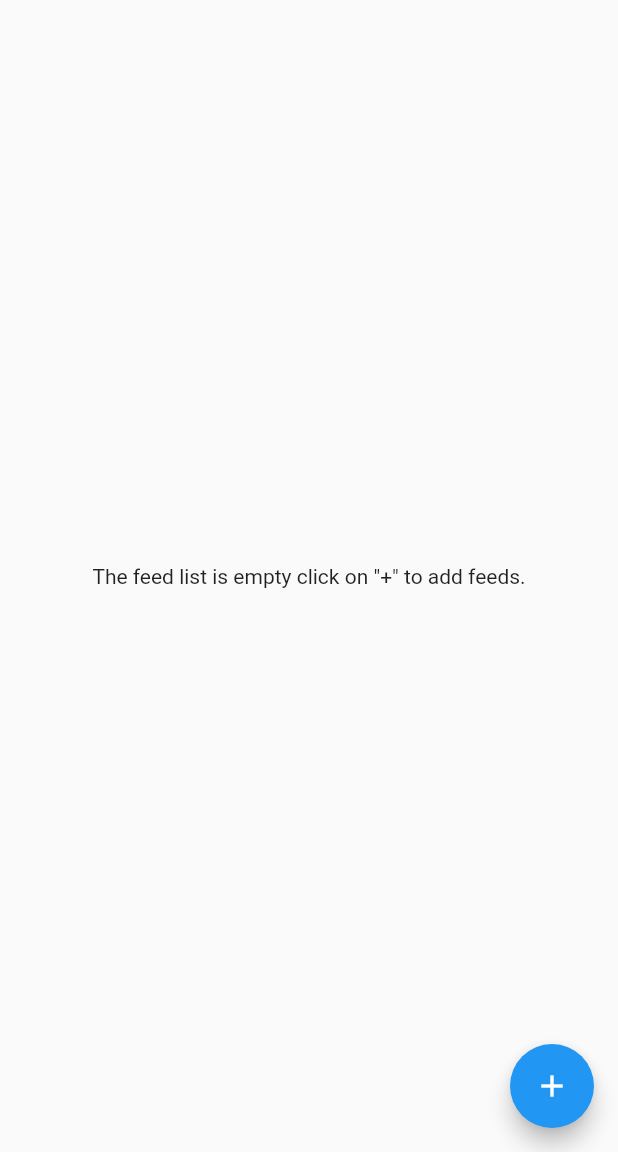
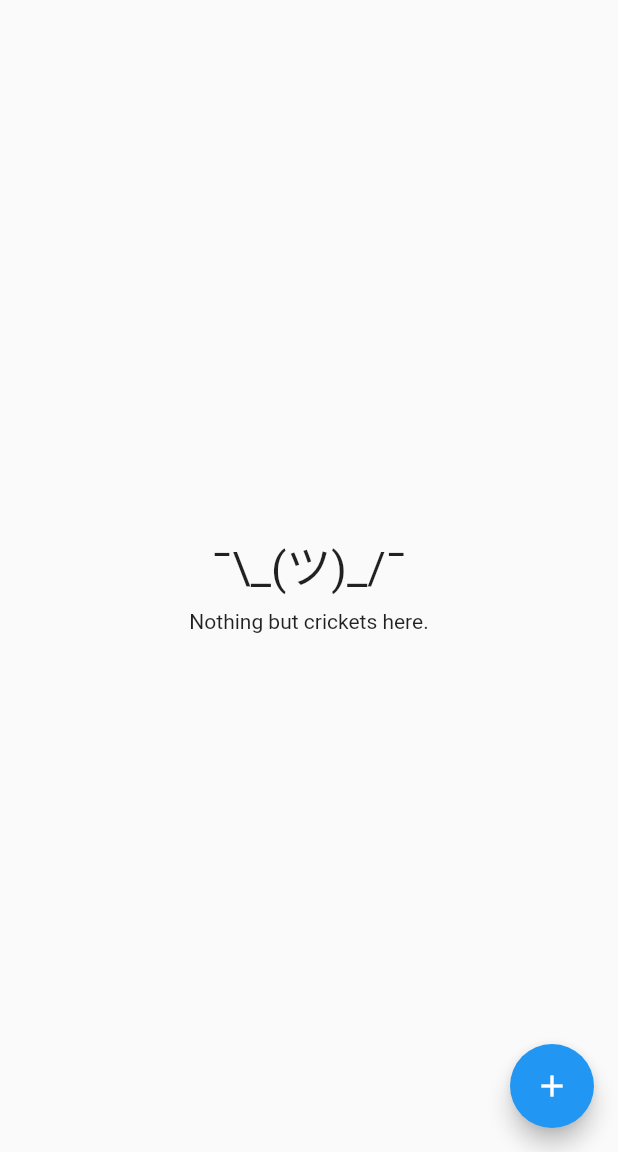
Before and after one commit to sahilarora3117/freeder, a Flutter app: the screen it shows after launch, on a phone screen of 412 x 824 dp, the part 84-1236 px from its top. Run offline on Flutter 3.47's test engine with Material 2 defaults, Android fonts, the phone set to English and light mode, and no system bars; our stand-ins replace flutter_html, flutter_slidable, scrollable_positioned_list, share_plus, shared_preferences, sqflite and 1 more; missing offline and left inert: flutter_share, webfeed; accounts and stored records are empty.

Commit message:
code cleanup for feed_list_page, added a controller

```diff
--- /dev/null
+++ b/lib/controllers/feed_list_page_controller.dart
@@ -0,0 +1,27 @@
+import 'package:flutter/material.dart';
+import 'package:freeder/data/database.dart';
+import 'package:freeder/model/feedListModel.dart';
+
+class FeedListPageController {
+  FeedListPageController._();
+  static final FeedListPageController controller = FeedListPageController._();
+  List<feedListModelfinal> _feedList = [];
+
+  Future<List<feedListModelfinal>> getFeedList() async {
+    _feedList = await DBProvider.db.feeds();
+    return _feedList;
+  }
+
+  deleteFeed(feedID) async {
+    await DBProvider.db.deleteFeed(feedID);
+  }
+
+  navigateTo(BuildContext context, Widget route) {
+    Navigator.push(
+      context,
+      MaterialPageRoute(
+        builder: (context) => route,
+      ),
+    );
+  }
+}
--- a/lib/ui/pages/feed_list_page.dart
+++ b/lib/ui/pages/feed_list_page.dart
@@ -1,11 +1,14 @@
 import 'package:flutter/material.dart';
-import '../../feed.dart';
+// Pages
 import 'add_feed_page.dart';
 import 'settings_page.dart';
-import 'package:url_launcher/url_launcher.dart';
 import 'saved_posts_page.dart';
-import '../../data/database.dart';
+// Shared
+import 'package:freeder/ui/shared/feed_tile.dart';
+import 'package:freeder/ui/shared/nothing_to_show.dart';
+// Models
 import '../../model/feedListModel.dart';
+import 'package:freeder/controllers/feed_list_page_controller.dart';
 
 class FeedPage extends StatefulWidget {
   const FeedPage({Key? key}) : super(key: key);
@@ -16,25 +19,21 @@ class FeedPage extends StatefulWidget {
 
 class _FeedPageState extends State<FeedPage> {
   List<feedListModelfinal> feedList = [];
-  String feedListState = "ns";
-  getList() async {
-    setState(() {
-      feedListState = "ns";
-    });
-    List<feedListModelfinal> localFeed = await DBProvider.db.feeds();
+  bool feedListState = false;
+
+  _refresh() async {
+    List<feedListModelfinal> localFeed =
+        await FeedListPageController.controller.getFeedList();
     setState(() {
       feedList = localFeed;
-      feedListState = "st";
+      feedListState = true;
     });
   }
 
+  @override
   void initState() {
     super.initState();
-    getList();
-  }
-
-  void urlLaunch(url) async {
-    if (!await launchUrl(Uri.parse(url))) throw 'Could not launch $url';
+    _refresh();
   }
 
   @override
@@ -48,12 +47,8 @@ class _FeedPageState extends State<FeedPage> {
             padding: const EdgeInsets.only(right: 20.0),
             child: GestureDetector(
               onTap: () {
-                Navigator.push(
-                  context,
-                  MaterialPageRoute(
-                    builder: (context) => const Saved(),
-                  ),
-                );
+                FeedListPageController.controller
+                    .navigateTo(context, const Saved());
               },
               child: const Icon(Icons.star),
             ),
@@ -62,78 +57,42 @@ class _FeedPageState extends State<FeedPage> {
             padding: const EdgeInsets.only(right: 20.0),
             child: GestureDetector(
               onTap: () {
-                Navigator.push(
-                  context,
-                  MaterialPageRoute(
-                    builder: (context) => const settings(),
-                  ),
-                );
+                FeedListPageController.controller
+                    .navigateTo(context, const settings());
               },
               child: const Icon(Icons.settings),
             ),
           ),
         ],
       ),
-      body: (feedListState == "ns")
+      body: (!feedListState)
           ? const Center(
               child: CircularProgressIndicator(),
             )
           : feedList.isEmpty
-              ? const Center(
-                  child:
-                      Text('The feed list is empty click on "+" to add feeds.'),
+              ? const NothingToShow(
+                  nothingText: "Nothing but crickets here.",
                 )
               : ListView(
                   children: [
                     for (int i = 0; i < feedList.length; i++)
-                      feedTile(i, context),
+                      FeedListTile(
+                        feedID: feedList[i].ID as int,
+                        feedName: feedList[i].feedName,
+                        feedURL: feedList[i].feedUrl,
+                        refresh: _refresh,
+                      ),
                   ],
                 ),
       floatingActionButton: FloatingActionButton(
         onPressed: () {
-          Navigator.push(
-            context,
-            MaterialPageRoute(
-              builder: (context) => addFeed(),
-            ),
-          ).whenComplete(
-            () => getList(),
-          );
+          FeedListPageController.controller
+              .navigateTo(context, const addFeed());
         },
         tooltip: "Add Feed",
-        child: Icon(Icons.add),
+        child: const Icon(Icons.add),
       ),
     );
     // }
   }
-
-  ListTile feedTile(int i, BuildContext context) {
-    return ListTile(
-      leading: const Icon(Icons.album, size: 50),
-      title: Text(feedList[i].feedName),
-      trailing: Row(
-        mainAxisSize: MainAxisSize.min,
-        children: [
-          IconButton(
-            icon: const Icon(Icons.delete, size: 25),
-            onPressed: () async {
-              await DBProvider.db.deleteFeed(feedList[i].ID as int);
-              getList();
-            },
-          ),
-        ],
-      ),
-      onTap: () {
-        Navigator.push(
-          context,
-          MaterialPageRoute(
-            builder: (context) => Feed(
-              feedTitle: feedList[i].feedName,
-              feedURL: feedList[i].feedUrl,
-            ),
-          ),
-        );
-      },
-    );
-  }
 }
--- /dev/null
+++ b/lib/ui/shared/nothing_to_show.dart
@@ -0,0 +1,27 @@
+import 'package:flutter/src/foundation/key.dart';
+import 'package:flutter/src/widgets/framework.dart';
+import 'package:flutter/widgets.dart';
+
+class NothingToShow extends StatelessWidget {
+  final String nothingText;
+  const NothingToShow({Key? key, required this.nothingText}) : super(key: key);
+  @override
+  Widget build(BuildContext context) {
+    return Center(
+      child: Column(
+        mainAxisAlignment: MainAxisAlignment.center,
+        crossAxisAlignment: CrossAxisAlignment.center,
+        children: <Widget>[
+          const Padding(
+            padding: EdgeInsets.all(8.0),
+            child: Text(
+              "¯\\_(ツ)_/¯",
+              style: TextStyle(fontSize: 30.0),
+            ),
+          ),
+          Text(nothingText),
+        ],
+      ),
+    );
+  }
+}
```
Also changed, not shown: lib/ui/shared/feed_tile.dart (added, +41 -0 lines).
